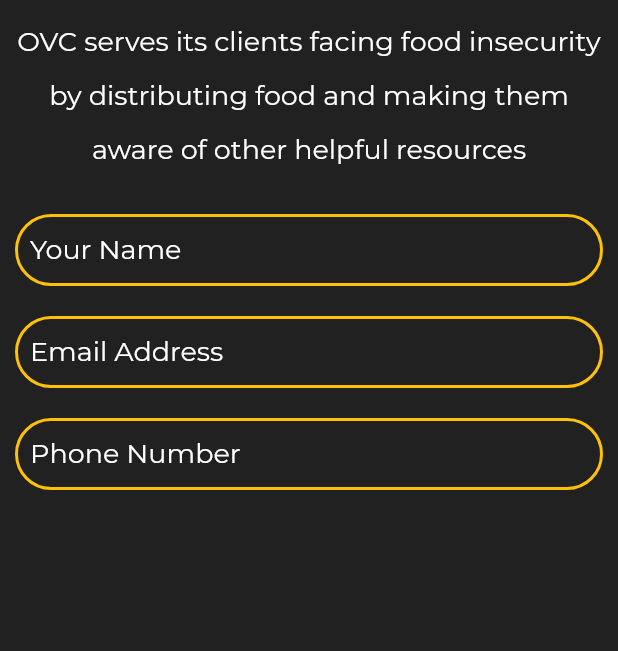
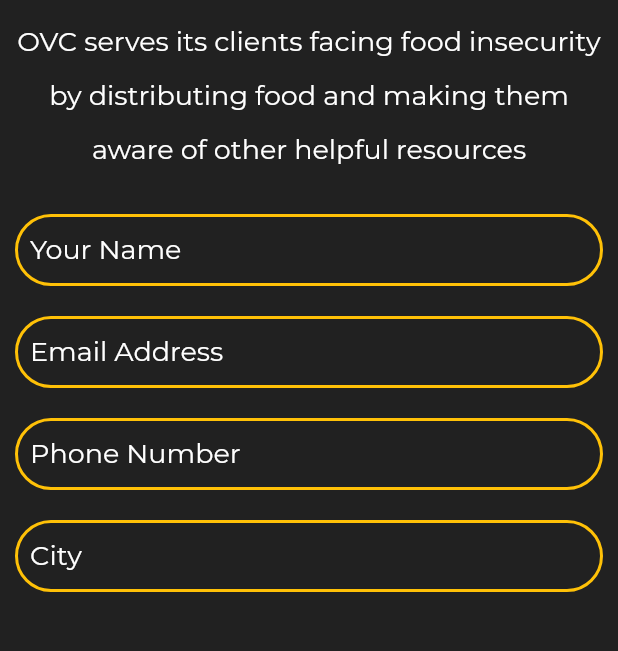
Before and after one commit to Onyxx-Village-Connection/app, a Flutter app: the screen it shows after launch, on a phone screen of 412 x 824 dp, the part 218-869 px from its top. Run offline on Flutter 3.47's test engine with Material 2 defaults, Android fonts, the phone set to English and light mode, and no system bars.

Commit message:
add city input box for client signup

```diff
--- a/lib/client_signup.dart
+++ b/lib/client_signup.dart
@@ -76,6 +76,21 @@
       },
     );
 
+    final cityBox = TextFormField(
+      decoration: InputDecoration(
+        focusedBorder: focusedField,
+        enabledBorder: enabledField,
+        hintText: 'City',
+        hintStyle: hintTextStyle,
+        contentPadding: EdgeInsets.fromLTRB(10.0, 5.0, 0, 10.0),
+      ),
+      validator: (String? value){
+        if (value == null || value.isEmpty){
+          return 'Please enter your city';
+        }
+      },
+    );
+
     return ListView(
       children: <Widget> [
         Image.asset(
@@ -117,6 +132,10 @@
                   padding: EdgeInsets.all(10.0),
                   child: phoneNumberBox,
                 ),
+                Padding(
+                  padding: EdgeInsets.all(10.0),
+                  child: cityBox,
+                ),
               ],
             ),
         ),
```
